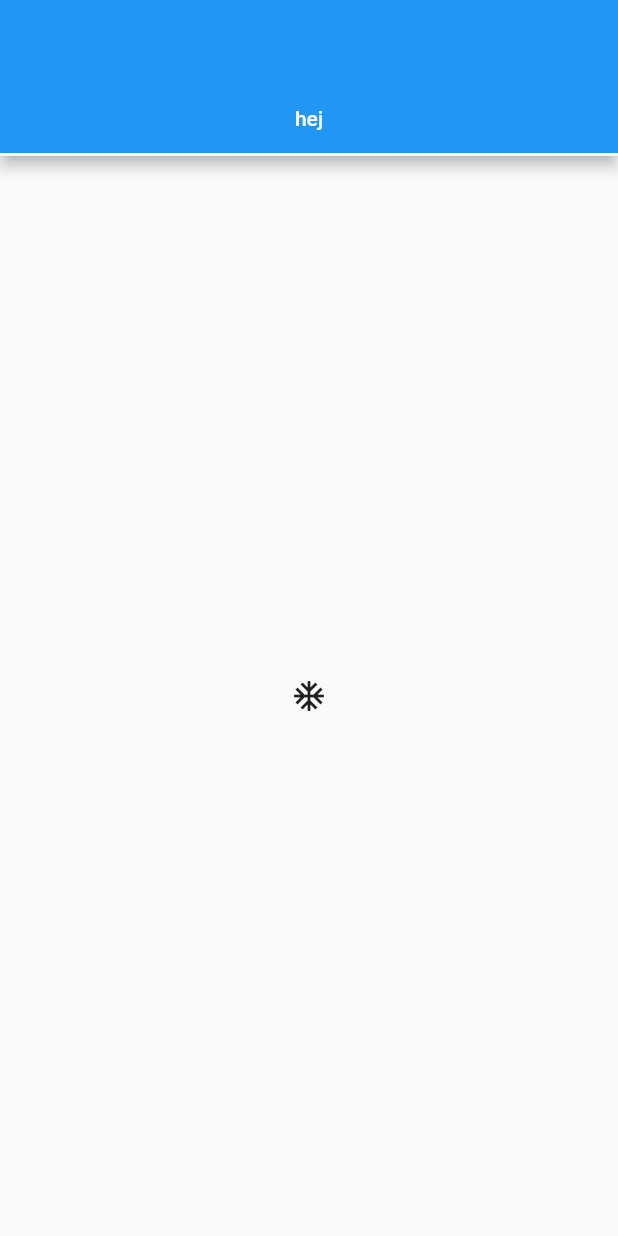
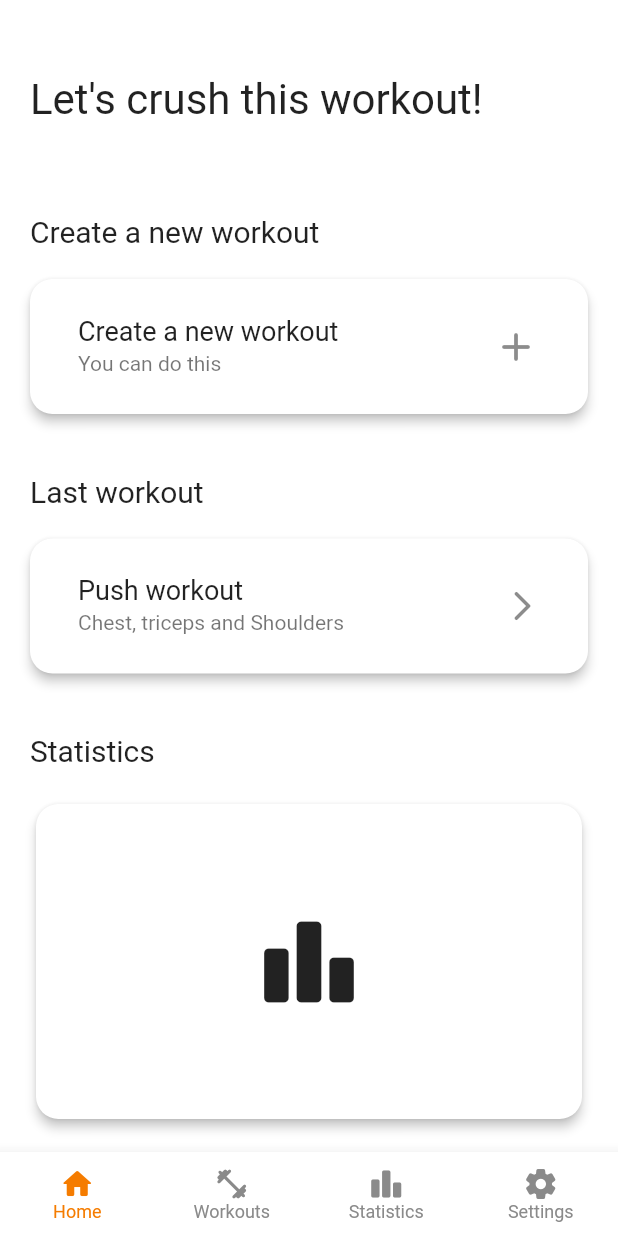
Before and after one commit to chalvikves/WorkoutApp, a Flutter app: the screen it shows after launch, on a phone screen of 412 x 824 dp. Run offline on Flutter 3.47's test engine with Material 2 defaults, Android fonts, the phone set to English and light mode, and no system bars.

Commit message:
Beginning of app, design for dashboard and workout

```diff
--- a/workoutapp/lib/main.dart
+++ b/workoutapp/lib/main.dart
@@ -10,17 +10,19 @@ class MyApp extends StatelessWidget {
   @override
   Widget build(BuildContext context) {
     return MaterialApp(
-      title: 'Flutter Demo',
-      theme: ThemeData(
-        primaryColor: col.black,
-        scaffoldBackgroundColor: col.white,
-        accentColor: col.white,
+      theme: ThemeData.from(
+        colorScheme: col.colorSchemeLight,
       ),
-      darkTheme: ThemeData(
-        scaffoldBackgroundColor: col.black,
-        primaryColor: col.white,
-        accentColor: col.black,
+      darkTheme: ThemeData.from(
+        colorScheme: col.colorSchemeDark,
       ),
+      // TODO: Implement high contrast theme
+      // highContrastTheme: ThemeData(
+      //   colorScheme: col.colorSchemeLightHigh,
+      // ),
+      // highContrastDarkTheme: ThemeData(
+      //   colorScheme: col.colorSchemeDarkHigh,
+      // ),
       home: Home(),
     );
   }
--- a/workoutapp/lib/static/colors.dart
+++ b/workoutapp/lib/static/colors.dart
@@ -1,4 +1,44 @@
 import 'package:flutter/material.dart';
+
+// Dark mode
+
+ColorScheme colorSchemeDark = ColorScheme(
+  primary: const Color(0xFFF57C00),
+  primaryVariant: const Color(0xFFFF6D00),
+  secondary: const Color(0xFF13B8EB),
+  secondaryVariant: const Color(0xFF13B8EB),
+  background: const Color(0xFF121212),
+  surface: const Color(0xFF121212),
+  error: const Color(0xFFCF6679),
+  onPrimary: const Color(0xFF000000),
+  onSecondary: const Color(0xFF000000),
+  onBackground: const Color(0xFFFFFFFF),
+  onSurface: const Color(0xFF8A8A8A),
+  onError: const Color(0xFF000000),
+  brightness: Brightness.dark,
+);
+
+ColorScheme colorSchemeDarkHigh = ColorScheme.highContrastDark();
+
+// Light mode
+
+ColorScheme colorSchemeLight = ColorScheme(
+  primary: const Color(0xFFF57C00),
+  primaryVariant: const Color(0xFFFF6D00),
+  secondary: const Color(0xFF13B8EB),
+  secondaryVariant: const Color(0xFF067A9E),
+  background: const Color(0xFFFFFFFF),
+  surface: const Color(0xFFFFFFFF),
+  error: const Color(0xFFB00020),
+  onPrimary: const Color(0xFFFFFFFF),
+  onSecondary: const Color(0xFF000000),
+  onBackground: const Color(0xFF000000),
+  onSurface: const Color(0xFF8A8A8A),
+  onError: const Color(0xFFFFFFFF),
+  brightness: Brightness.light,
+);
+
+ColorScheme colorSchemeLightHigh = ColorScheme.highContrastLight();
 
 Color black = const Color(0xFF222222);
 Color blue = const Color(0xFF2f89fc);
--- /dev/null
+++ b/workoutapp/lib/views/Widgets/CardForWorkout.dart
@@ -0,0 +1,38 @@
+import 'package:flutter/material.dart';
+
+class CardForWorkout extends StatelessWidget {
+  final String title;
+  final void Function() onPressed;
+  final String muscles;
+  final Icon icon;
+
+  const CardForWorkout({
+    Key? key,
+    required this.title,
+    required this.onPressed,
+    required this.muscles,
+    required this.icon,
+  }) : super(key: key);
+
+  @override
+  Widget build(BuildContext context) {
+    return ElevatedButton(
+      onPressed: onPressed,
+      child: ListTile(
+        title: Text(
+          title,
+          style: TextStyle(
+            fontSize: 18,
+          ),
+        ),
+        subtitle: Text(
+          muscles,
+          style: TextStyle(
+            fontSize: 14,
+          ),
+        ),
+        trailing: icon,
+      ),
+    );
+  }
+}
--- /dev/null
+++ b/workoutapp/lib/views/dashboard.dart
@@ -0,0 +1,138 @@
+import 'package:flutter/material.dart';
+import 'package:workoutapp/views/Widgets/CardForWorkout.dart';
+import '../static/colors.dart' as col;
+
+class Dashboard extends StatefulWidget {
+  const Dashboard({Key? key}) : super(key: key);
+
+  @override
+  _DashboardState createState() => _DashboardState();
+}
+
+class _DashboardState extends State<Dashboard> {
+  @override
+  Widget build(BuildContext context) {
+    return MaterialApp(
+      theme: ThemeData.from(
+        colorScheme: col.colorSchemeLight,
+      ).copyWith(
+        elevatedButtonTheme: ElevatedButtonThemeData(
+          style: ElevatedButton.styleFrom(
+            primary: col.colorSchemeLight.background,
+            onPrimary: col.colorSchemeLight.onBackground,
+            onSurface: col.colorSchemeLight.onSurface,
+            elevation: 3,
+            minimumSize: Size(50, 90),
+            shape: RoundedRectangleBorder(
+              borderRadius: BorderRadius.circular(15),
+            ),
+          ),
+        ),
+      ),
+      darkTheme: ThemeData.from(
+        colorScheme: col.colorSchemeDark,
+      ).copyWith(
+        elevatedButtonTheme: ElevatedButtonThemeData(
+          style: ElevatedButton.styleFrom(
+            primary: col.colorSchemeDark.background,
+            onPrimary: col.colorSchemeDark.onBackground,
+            onSurface: col.colorSchemeDark.onSurface,
+            elevation: 3,
+            minimumSize: Size(50, 90),
+            shape: RoundedRectangleBorder(
+              borderRadius: BorderRadius.circular(15),
+            ),
+          ),
+        ),
+      ),
+      home: Scaffold(
+        body: SafeArea(
+          top: true,
+          child: Padding(
+            padding: const EdgeInsets.symmetric(horizontal: 20),
+            child: Column(
+              crossAxisAlignment: CrossAxisAlignment.start,
+              children: [
+                SizedBox(
+                  height: 50,
+                ),
+                Text(
+                  "Let's crush this workout!",
+                  style: TextStyle(
+                    fontSize: 28,
+                  ),
+                ),
+                SizedBox(
+                  height: 60,
+                ),
+                Text(
+                  "Create a new workout",
+                  style: TextStyle(
+                    fontSize: 20,
+                  ),
+                ),
+                SizedBox(
+                  height: 20,
+                ),
+                CardForWorkout(
+                  onPressed: () => print('hi'),
+                  title: "Create a new workout",
+                  muscles: "You can do this",
+                  icon: Icon(
+                    Icons.add_rounded,
+                    size: 32,
+                  ),
+                ),
+                SizedBox(
+                  height: 40,
+                ),
+                Text(
+                  "Last workout",
+                  style: TextStyle(
+                    fontSize: 20,
+                  ),
+                ),
+                SizedBox(
+                  height: 20,
+                ),
+                CardForWorkout(
+                  onPressed: () => print('hi'),
+                  title: "Push workout",
+                  muscles: "Chest, triceps and Shoulders",
+                  icon: Icon(Icons.arrow_forward_ios_rounded),
+                ),
+                SizedBox(
+                  height: 40,
+                ),
+                Text(
+                  "Statistics",
+                  style: TextStyle(
+                    fontSize: 20,
+                  ),
+                ),
+                SizedBox(
+                  height: 20,
+                ),
+                Card(
+                  shape: RoundedRectangleBorder(
+                    borderRadius: BorderRadius.circular(15),
+                  ),
+                  child: Container(
+                    height: 210,
+                    child: Center(
+                      child: Icon(
+                        Icons.leaderboard_rounded,
+                        size: 72,
+                      ),
+                    ),
+                  ),
+                  elevation: 3,
+                )
+              ],
+            ),
+          ),
+        ),
+      ),
+    );
+  }
+}
--- a/workoutapp/lib/views/home.dart
+++ b/workoutapp/lib/views/home.dart
@@ -1,4 +1,10 @@
 import 'package:flutter/material.dart';
+import 'package:flutter/services.dart';
+import 'package:workoutapp/views/dashboard.dart';
+import 'package:workoutapp/views/settings.dart';
+import 'package:workoutapp/views/statistics.dart';
+import 'package:workoutapp/views/workouts.dart';
+import '../static/colors.dart' as col;
 
 class Home extends StatefulWidget {
   const Home({Key? key}) : super(key: key);
@@ -9,24 +15,76 @@ class Home extends StatefulWidget {
 
 class _HomeState extends State<Home> {
   @override
+  void initState() {
+    super.initState();
+  }
+
+  @override
+  void dispose() {
+    super.dispose();
+  }
+
+  int index = 0;
+
+  @override
   Widget build(BuildContext context) {
-    return MaterialApp(
-      home: DefaultTabController(
-        length: 3,
-        child: Scaffold(
-          appBar: AppBar(
-            bottom: TabBar(tabs: [
-              Tab(
-                text: 'hej',
-              )
-            ]),
-          ),
-          body: TabBarView(
-            children: [
-              Icon(Icons.ac_unit_outlined),
-              Icon(Icons.h_mobiledata),
-              Icon(Icons.face),
-            ],
+    final _pages = [
+      Dashboard(),
+      Workouts(),
+      Statistics(),
+      Settings(),
+    ];
+
+    return AnnotatedRegion<SystemUiOverlayStyle>(
+      value: SystemUiOverlayStyle(
+        statusBarIconBrightness:
+            MediaQuery.of(context).platformBrightness == Brightness.light
+                ? Brightness.dark
+                : Brightness.light,
+        statusBarBrightness:
+            MediaQuery.of(context).platformBrightness == Brightness.light
+                ? Brightness.light
+                : Brightness.dark,
+      ),
+      child: MaterialApp(
+        home: SafeArea(
+          bottom: false,
+          top: false,
+          child: Scaffold(
+            body: _pages[index],
+            backgroundColor: Theme.of(context).colorScheme.background,
+            bottomNavigationBar: BottomNavigationBar(
+              items: [
+                BottomNavigationBarItem(
+                  icon: Icon(Icons.home_rounded),
+                  label: 'Home',
+                ),
+                BottomNavigationBarItem(
+                  icon: Icon(Icons.fitness_center_rounded),
+                  label: 'Workouts',
+                ),
+                BottomNavigationBarItem(
+                  icon: Icon(Icons.leaderboard_rounded),
+                  label: 'Statistics',
+                ),
+                BottomNavigationBarItem(
+                  icon: Icon(Icons.settings_rounded),
+                  label: 'Settings',
+                ),
+              ],
+              type: BottomNavigationBarType.fixed,
+              backgroundColor: Theme.of(context).colorScheme.background,
+              selectedItemColor: Theme.of(context).colorScheme.primary,
+              unselectedItemColor: Theme.of(context).colorScheme.onSurface,
+              selectedFontSize: 12,
+              unselectedFontSize: 12,
+              currentIndex: index,
+              onTap: (ind) {
+                setState(() {
+                  index = ind;
+                });
+              },
+            ),
           ),
         ),
       ),
--- /dev/null
+++ b/workoutapp/lib/views/settings.dart
@@ -0,0 +1,19 @@
+import 'package:flutter/material.dart';
+
+class Settings extends StatefulWidget {
+  const Settings({Key? key}) : super(key: key);
+
+  @override
+  _SettingsState createState() => _SettingsState();
+}
+
+class _SettingsState extends State<Settings> {
+  @override
+  Widget build(BuildContext context) {
+    return Container(
+      child: Center(
+        child: Text('Settings'),
+      ),
+    );
+  }
+}
--- /dev/null
+++ b/workoutapp/lib/views/statistics.dart
@@ -0,0 +1,19 @@
+import 'package:flutter/material.dart';
+
+class Statistics extends StatefulWidget {
+  const Statistics({Key? key}) : super(key: key);
+
+  @override
+  _StatisticsState createState() => _StatisticsState();
+}
+
+class _StatisticsState extends State<Statistics> {
+  @override
+  Widget build(BuildContext context) {
+    return Container(
+      child: Center(
+        child: Text('Statistics'),
+      ),
+    );
+  }
+}
--- a/workoutapp/pubspec.yaml
+++ b/workoutapp/pubspec.yaml
@@ -28,6 +28,7 @@ dependencies:
   # The following adds the Cupertino Icons font to your application.
   # Use with the CupertinoIcons class for iOS style icons.
   cupertino_icons: ^1.0.2
+
 
 dev_dependencies:
   flutter_test:
```
Also changed, not shown: workoutapp/lib/views/workouts.dart (added, +160 -0 lines), workoutapp/pubspec.lock, 4 other files.
